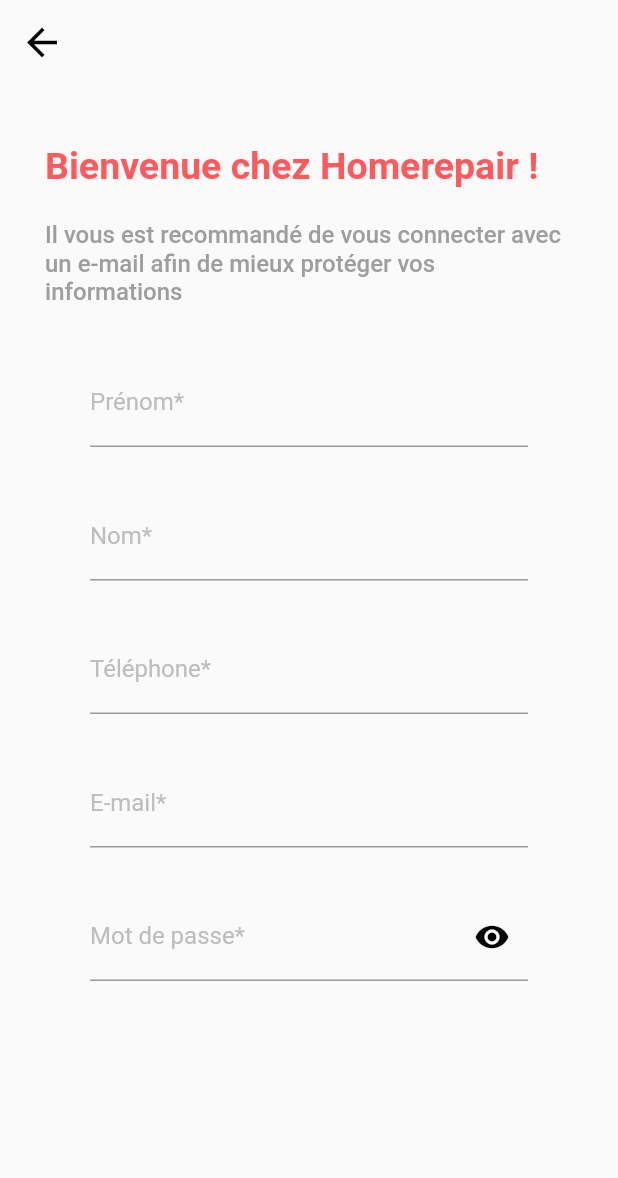
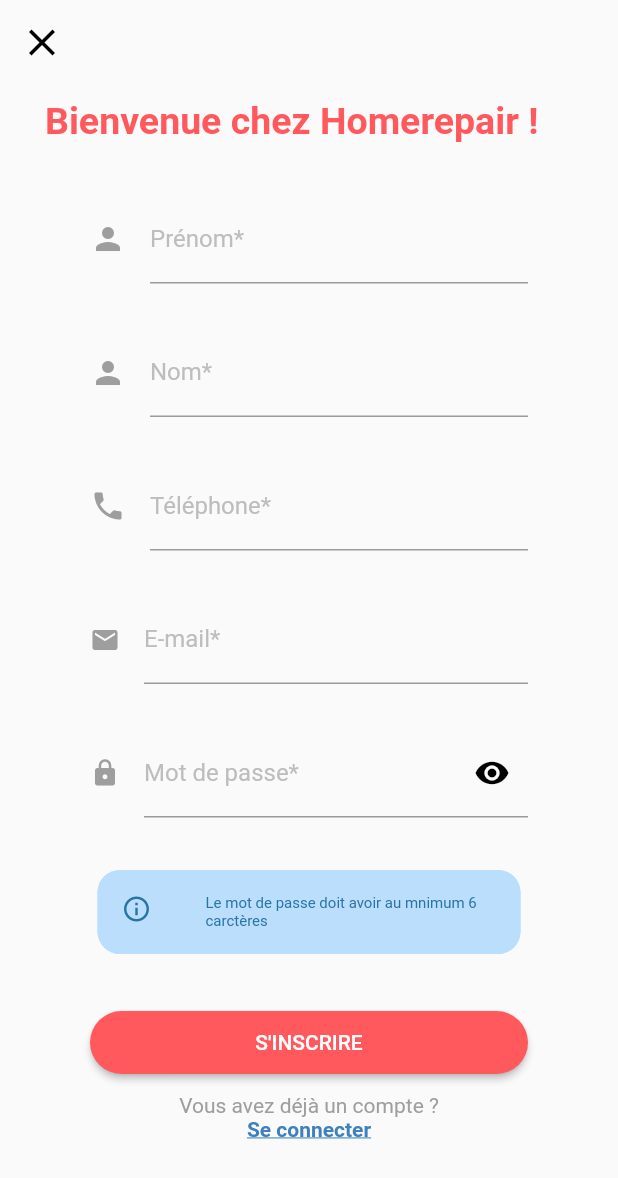
Before and after one commit to Rom2-ls/Homerepair, a Flutter app: the SignupPage screen opened directly, on a phone screen of 412 x 824 dp. Shown: the top 1178 px of the screen. Run offline on Flutter 3.47's test engine with Material 2 defaults, Android fonts, the phone set to English and light mode, and no system bars; our stand-ins replace cloud_firestore, firebase_auth, firebase_core, fluttertoast, google_sign_in; accounts and stored records are empty.

Commit message:
modification de la page inscription/conexion/recherche et la barre de navigation

```diff
--- a/homerepair/lib/main.dart
+++ b/homerepair/lib/main.dart
@@ -3,6 +3,9 @@ import 'package:flutter/material.dart';
 import 'package:firebase_core/firebase_core.dart';
 import 'package:homerepair/screens/home_screen.dart';
 import 'package:homerepair/screens/search_screen.dart';
+import 'package:homerepair/welcome/login_page.dart';
+import 'package:homerepair/welcome/signup_page.dart';
+import 'package:homerepair/welcome/social_page.dart';
 import 'package:homerepair/welcome/welcome_page.dart';
 import 'package:homerepair/widget/display_demandes.dart';
 import 'firebase_options.dart';
--- a/homerepair/lib/welcome/signup_page.dart
+++ b/homerepair/lib/welcome/signup_page.dart
@@ -5,6 +5,7 @@ import 'package:fluttertoast/fluttertoast.dart';
 import 'package:homerepair/main.dart';
 import 'package:homerepair/model/user_model.dart';
 import 'package:homerepair/screens/home_screen.dart';
+import 'package:homerepair/welcome/login_page.dart';
 import 'package:homerepair/widget/delayed_animation.dart';
 
 class SignupPage extends StatelessWidget {
@@ -18,7 +19,7 @@ class SignupPage extends StatelessWidget {
         backgroundColor: Colors.white.withOpacity(0),
         leading: IconButton(
           icon: const Icon(
-            Icons.arrow_back,
+            Icons.close,
             color: Colors.black,
             size: 30,
           ),
@@ -32,7 +33,7 @@ class SignupPage extends StatelessWidget {
           children: [
             Container(
               margin: const EdgeInsets.symmetric(
-                vertical: 40,
+                vertical: 10,
                 horizontal: 30,
               ),
               child: Column(
@@ -46,18 +47,6 @@ class SignupPage extends StatelessWidget {
                         color: d_red,
                         fontSize: 25,
                         fontWeight: FontWeight.w600,
-                      ),
-                    ),
-                  ),
-                  const SizedBox(height: 22),
-                  const DelayedAnimation(
-                    delay: 500,
-                    child: Text(
-                      'Il vous est recommandé de vous connecter avec un e-mail afin de mieux protéger vos informations',
-                      style: TextStyle(
-                        color: Colors.grey,
-                        fontSize: 16,
-                        fontWeight: FontWeight.w500,
                       ),
                     ),
                   ),
@@ -157,6 +146,10 @@ class _SignupFormState extends State<SignupForm> {
 
     final firstnameField = TextFormField(
       decoration: InputDecoration(
+        icon: Icon(
+          Icons.person,
+          color: Colors.grey,
+        ),
         labelText: 'Prénom*',
         labelStyle: TextStyle(
           color: Colors.grey[400],
@@ -178,6 +171,10 @@ class _SignupFormState extends State<SignupForm> {
 
     final lastnameField = TextFormField(
       decoration: InputDecoration(
+        icon: Icon(
+          Icons.person,
+          color: Colors.grey,
+        ),
         labelText: 'Nom*',
         labelStyle: TextStyle(
           color: Colors.grey[400],
@@ -199,6 +196,10 @@ class _SignupFormState extends State<SignupForm> {
 
     final phoneField = TextFormField(
       decoration: InputDecoration(
+        icon: Icon(
+          Icons.phone,
+          color: Colors.grey,
+        ),
         labelText: 'Téléphone*',
         labelStyle: TextStyle(
           color: Colors.grey[400],
@@ -224,6 +225,11 @@ class _SignupFormState extends State<SignupForm> {
 
     final emailField = TextFormField(
       decoration: InputDecoration(
+        icon: Icon(
+          Icons.mail,
+          color: Colors.grey,
+          size: 20,
+        ),
         labelText: 'E-mail*',
         labelStyle: TextStyle(
           color: Colors.grey[400],
@@ -240,6 +246,11 @@ class _SignupFormState extends State<SignupForm> {
     final passwordField = TextFormField(
       obscureText: _obscureText,
       decoration: InputDecoration(
+        icon: Icon(
+          Icons.lock,
+          color: Colors.grey,
+          size: 20,
+        ),
         labelStyle: TextStyle(
           color: Colors.grey[400],
         ),
@@ -271,16 +282,14 @@ class _SignupFormState extends State<SignupForm> {
       },
     );
 
-    final inscriptionButton = DelayedAnimation(
-      delay: 2500,
-      child: SizedBox(
+    final inscriptionButton = SizedBox(
       width: double.infinity,
       child: ElevatedButton(
         style: ElevatedButton.styleFrom(
           shape: const StadiumBorder(),
           primary: d_red,
           padding: const EdgeInsets.symmetric(
-              horizontal: 125,
+            horizontal: 8,
             vertical: 13,
           ),
         ),
@@ -295,7 +304,6 @@ class _SignupFormState extends State<SignupForm> {
         onPressed: () {
           register(emailController.text, passwordController.text);
         },
-        ),
       ),
     );
 
@@ -317,7 +325,61 @@ class _SignupFormState extends State<SignupForm> {
             const SizedBox(height: 30),
             passwordField,
             const SizedBox(height: 30),
+            Card(
+              margin: EdgeInsets.all(5),
+              color: Color.fromARGB(255, 186, 222, 252),
+              elevation: 0,
+              shape: RoundedRectangleBorder(
+                side: BorderSide(
+                    color: Color.fromARGB(255, 186, 222, 252), width: 2),
+                borderRadius: BorderRadius.all(
+                  Radius.circular(15),
+                ),
+              ),
+              child: Column(
+                mainAxisSize: MainAxisSize.min,
+                children: <Widget>[
+                  const ListTile(
+                    leading: Icon(Icons.info_outline,
+                        color: Color.fromARGB(255, 40, 116, 167), size: 20),
+                    title: Text(
+                      "Le mot de passe doit avoir au mnimum 6 carctères",
+                      style: TextStyle(
+                        fontSize: 10,
+                        color: Color.fromARGB(255, 40, 116, 167),
+                      ),
+                    ),
+                  ),
+                ],
+              ),
+            ),
+            const SizedBox(height: 30),
             inscriptionButton,
+            SizedBox(
+              height: 10,
+            ),
+            Text(
+              "Vous avez déjà un compte ?",
+              style: TextStyle(color: Colors.grey),
+            ),
+            InkWell(
+              child: Text(
+                "Se connecter",
+                style: TextStyle(
+                  color: Color.fromARGB(255, 61, 128, 188),
+                  fontWeight: FontWeight.bold,
+                  decoration: TextDecoration.underline,
+                ),
+              ),
+              onTap: () {
+                Navigator.push(
+                  context,
+                  MaterialPageRoute(
+                    builder: (context) => const LoginPage(),
+                  ),
+                );
+              },
+            ),
           ],
         ),
       ),
```
Also changed, not shown: homerepair/lib/screens/home_screen.dart (+6 -1 lines), homerepair/lib/welcome/login_page.dart (+33 -30 lines), homerepair/lib/welcome/social_page.dart (+19 -10 lines), homerepair/pubspec.lock, 1 other file. Lines whose indentation alone changed are shown as unchanged.
